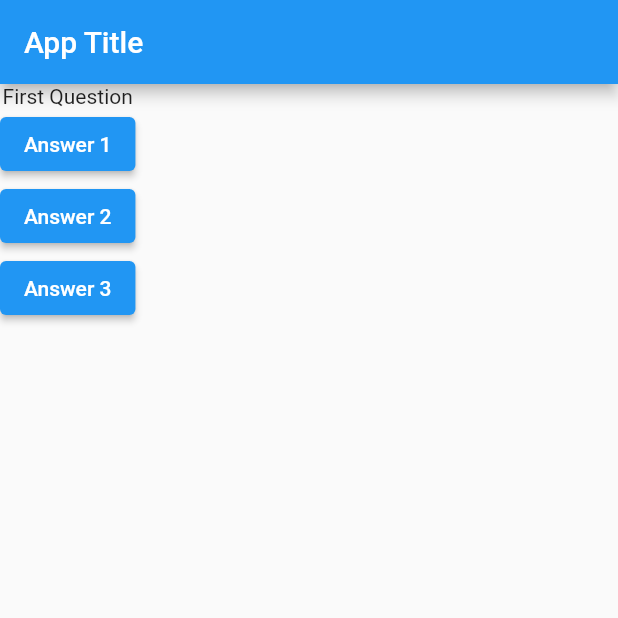
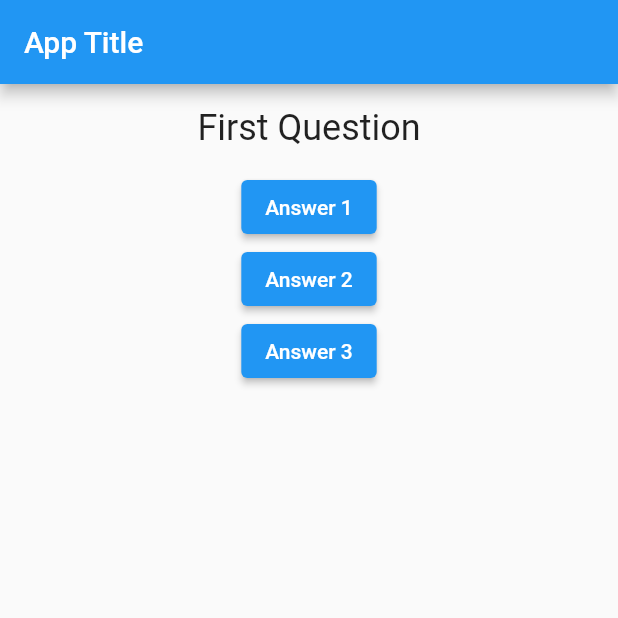
Before and after one commit to yaser-eftekhari/flutter-quiz, a Flutter app: the screen it shows after launch, on a phone screen of 412 x 824 dp, the top half of it. Run offline on Flutter 3.47's test engine with Material 2 defaults, Android fonts, the phone set to English and light mode, and no system bars.

Commit message:
adding a bit of styling to the question widget

```diff
--- a/lib/question.dart
+++ b/lib/question.dart
@@ -1,4 +1,5 @@
 import 'package:flutter/cupertino.dart';
+import 'package:flutter/material.dart';
 
 class Question extends StatelessWidget {
   final String questionText;
@@ -7,6 +8,14 @@ class Question extends StatelessWidget {
 
   @override
   Widget build(BuildContext context) {
-    return Text(questionText);
+    return Container(
+      margin: EdgeInsets.all(15.0),
+      width: double.infinity,
+      child: Text(
+        questionText,
+        style: TextStyle(fontSize: 24),
+        textAlign: TextAlign.center,
+      ),
+    );
   }
 }
```
